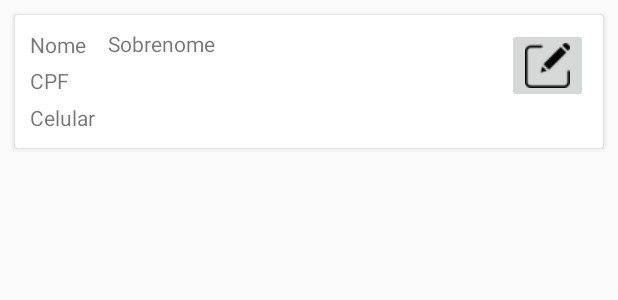
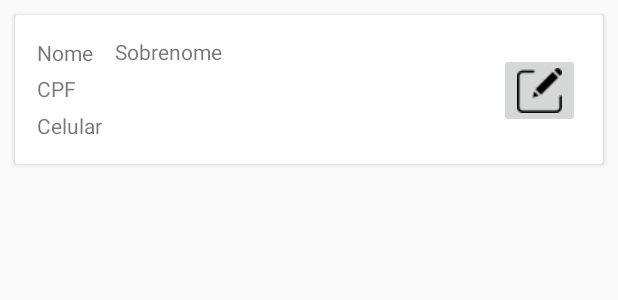
Before and after one commit to DanuzaMiranda/Agenda_MVVM, an Android app: the layout item_list.xml on its own in the app's theme, with its tools: preview values and no code run, on a phone screen of 412 x 824 dp. Shown: the top 300 px of the screen. Run offline under Robolectric (Android 15) with nearby library versions, the phone set to English and light mode, and no system bars.

```diff
--- a/app/src/main/res/layout/item_list.xml
+++ b/app/src/main/res/layout/item_list.xml
@@ -9,19 +9,20 @@
     android:layout_height="wrap_content"
     android:layout_margin="10dp"
     android:elevation="6dp"
-    android:padding="10dp">
+    android:padding="20dp">
 
     <LinearLayout
         android:layout_width="match_parent"
         android:layout_height="wrap_content"
         android:orientation="horizontal"
-        android:padding="10dp">
+        android:padding="15dp">
 
         <LinearLayout
             android:layout_width="0dp"
             android:layout_height="wrap_content"
             android:layout_weight="1"
-            android:orientation="vertical">
+            android:orientation="vertical"
+            android:padding="-50dp">
 
             <TextView
                 android:id="@+id/tv_name"
@@ -67,7 +68,7 @@
             android:id="@+id/btn_edit"
             android:layout_width="wrap_content"
             android:layout_height="wrap_content"
-            android:layout_marginTop="-1dp"
+            android:layout_marginTop="10dp"
             android:contentDescription="null"
             app:layout_constraintEnd_toEndOf="parent"
             app:layout_constraintTop_toTopOf="parent"
--- a/app/src/main/res/values/ic_launcher_background.xml
+++ b/app/src/main/res/values/ic_launcher_background.xml
@@ -1,4 +1,4 @@
 <?xml version="1.0" encoding="utf-8"?>
 <resources>
-    <color name="ic_launcher_background">#008B8B</color>
+    <color name="ic_launcher_background">#007D8B</color>
 </resources>
--- a/app/src/main/res/values/strings.xml
+++ b/app/src/main/res/values/strings.xml
@@ -1,3 +1,3 @@
 <resources>
-    <string name="app_name">Bem-Vindo!</string>
+    <string name="app_name">Agenda Digital</string>
 </resources>
```
Also changed, not shown: app/src/main/ic_launcher-web.png, app/src/main/res/mipmap-hdpi/ic_launcher.png, app/src/main/res/mipmap-hdpi/ic_launcher_round.png, app/src/main/res/mipmap-mdpi/ic_launcher.png, app/src/main/res/mipmap-mdpi/ic_launcher_round.png, app/src/main/res/mipmap-xhdpi/ic_launcher.png, app/src/main/res/mipmap-xhdpi/ic_launcher_round.png, app/src/main/res/mipmap-xxhdpi/ic_launcher.png, app/src/main/res/mipmap-xxhdpi/ic_launcher_round.png, app/src/main/res/mipmap-xxxhdpi/ic_launcher.png, app/src/main/res/mipmap-xxxhdpi/ic_launcher_round.png.
